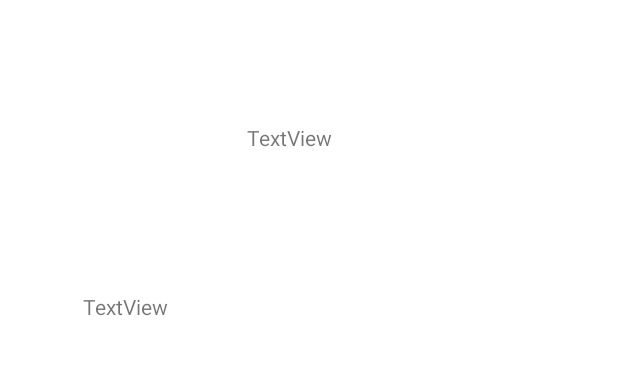
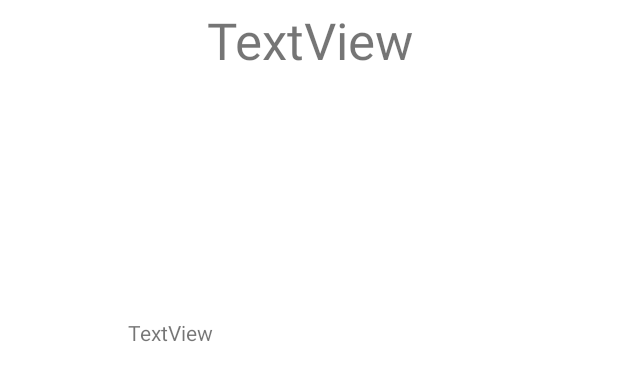
Before and after one commit to CIS3296SoftwareDesignF21/prj-04-bluetooth-file-sharing, an Android app: the layout fragment_client.xml on its own in the app's theme, with its tools: preview values and no code run, on a phone screen of 412 x 824 dp. Shown: the top 381 px of the screen. Run offline under Robolectric (Android 15) with nearby library versions, the phone set to English and light mode, and no system bars.

Commit message:
app is now capable of creating and sustaining meaningful connections :), also add message and filestorage code.

```diff
--- a/app/src/main/java/com/example/app/bluetooth/BluetoothScanner.kt
+++ b/app/src/main/java/com/example/app/bluetooth/BluetoothScanner.kt
@@ -22,8 +22,6 @@ class BluetoothScanner(private val context: Context, private val viewModel : Sca
     private lateinit var bluetoothAdapter: BluetoothAdapter
     private val ScanFilterService_UUID : ParcelUuid = ParcelUuid(SERVICE_UUID)
 
-
-    private var handler: Handler? = null
     private var scanCallback: ScanCallback? = null
 
 
@@ -38,7 +36,6 @@ class BluetoothScanner(private val context: Context, private val viewModel : Sca
             bluetoothLeScanner = bluetoothAdapter.bluetoothLeScanner
         }
 
-        handler = Handler(Looper.myLooper()!!)
     }
 
     /*
@@ -53,7 +50,6 @@ class BluetoothScanner(private val context: Context, private val viewModel : Sca
             Log.d(CONTROLLER_TAG, "startScanning: already scanning")
             return
         }
-        handler?.postDelayed({ stopScanning() }, SCAN_PERIOD_IN_MILLIS)
         scanCallback = SampleScanCallback()
         bluetoothLeScanner?.startScan(buildScanFilters(), buildScanSettings(), scanCallback)
     }
@@ -62,7 +58,7 @@ class BluetoothScanner(private val context: Context, private val viewModel : Sca
     /*
     * Stops scanning
     */
-    private fun stopScanning() {
+    fun stopScanning() {
         Log.d(CONTROLLER_TAG, "stopScanning")
         bluetoothLeScanner?.stopScan(scanCallback)
         scanCallback = null
--- a/app/src/main/res/layout/fragment_client.xml
+++ b/app/src/main/res/layout/fragment_client.xml
@@ -1,19 +1,21 @@
 <?xml version="1.0" encoding="utf-8"?>
 <androidx.constraintlayout.widget.ConstraintLayout xmlns:android="http://schemas.android.com/apk/res/android"
-                                                   xmlns:app="http://schemas.android.com/apk/res-auto" xmlns:tools="http://schemas.android.com/tools" android:layout_width="match_parent"
+                                                   xmlns:app="http://schemas.android.com/apk/res-auto"
+                                                   xmlns:tools="http://schemas.android.com/tools"
+                                                   android:layout_width="match_parent"
                                                    android:layout_height="match_parent">
-
     <TextView
             android:text="TextView"
-            android:layout_width="301dp"
-            android:layout_height="589dp" android:id="@+id/device_title"
-            app:layout_constraintBottom_toBottomOf="parent" app:layout_constraintEnd_toEndOf="parent"
-            app:layout_constraintStart_toStartOf="parent" android:layout_marginBottom="40dp"/>
+            android:gravity="center"
+            android:layout_width="242dp"
+            android:layout_height="53dp" android:id="@+id/device_title"
+            app:layout_constraintEnd_toEndOf="parent" app:layout_constraintStart_toStartOf="parent"
+            app:layout_constraintTop_toTopOf="parent" android:textSize="34sp"/>
     <TextView
             android:text="TextView"
-            android:layout_width="83dp"
-            android:layout_height="31dp" android:id="@+id/message_box"
-            app:layout_constraintTop_toTopOf="parent"
-            app:layout_constraintBottom_toTopOf="@+id/device_title" app:layout_constraintEnd_toEndOf="parent"
+            android:layout_width="242dp"
+            android:layout_height="454dp" android:id="@+id/message_box"
+            app:layout_constraintTop_toBottomOf="@+id/device_title"
+            app:layout_constraintBottom_toBottomOf="parent" app:layout_constraintEnd_toEndOf="parent"
             app:layout_constraintStart_toStartOf="parent"/>
 </androidx.constraintlayout.widget.ConstraintLayout>
--- a/app/src/main/res/values/strings.xml
+++ b/app/src/main/res/values/strings.xml
@@ -1,5 +1,5 @@
 <resources>
-    <string name="app_name">BT_Scanner</string>
+    <string name="app_name">Post</string>
     <string name="submit">create</string>
     <string name="bt_scanning">Scanning...</string>
     <string name="loc_req_denied_msg">Location permission denied</string>
```
Also changed, not shown: app/src/main/java/com/example/app/MainActivity.kt (+3 -5 lines), app/src/main/java/com/example/app/bluetooth/BluetoothClient.kt (+4 -28 lines), app/src/main/java/com/example/app/bluetooth/BluetoothGATT.kt (+5 -26 lines), app/src/main/java/com/example/app/bluetooth/NetworkDaemon.kt (added, +50 -0 lines), app/src/main/java/com/example/app/bluetooth/data/ScanLiveData.kt (+0 -9 lines), app/src/main/java/com/example/app/fragments/ClientFragment.kt (+17 -7 lines), app/src/main/java/com/example/app/messages/messages.java (added, +75 -0 lines), app/src/main/java/com/example/app/storage/FileStorage.kt (added, +49 -0 lines).
